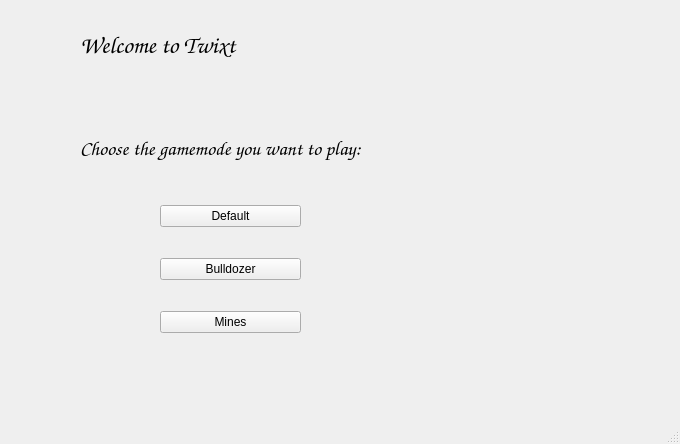
The window that Qt-ui/mainwindow.ui (onisimm/Cookie-Byte-10LF323) describes before a commit, drawn with Qt 5.
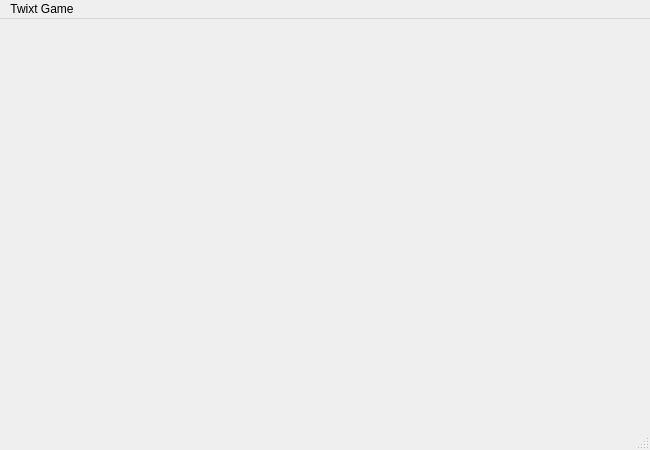
The same window after the commit.

Patch:
```diff
--- a/Qt-ui/mainwindow.ui
+++ b/Qt-ui/mainwindow.ui
@@ -6,97 +6,31 @@
    <rect>
     <x>0</x>
     <y>0</y>
-    <width>680</width>
-    <height>444</height>
+    <width>650</width>
+    <height>450</height>
    </rect>
   </property>
   <property name="windowTitle">
    <string>MainWindow</string>
   </property>
   <widget class="QWidget" name="centralwidget">
-   <widget class="QWidget" name="verticalLayoutWidget">
+   <widget class="QStackedWidget" name="stackedWidget">
     <property name="geometry">
      <rect>
-      <x>80</x>
-      <y>30</y>
-      <width>369</width>
-      <height>131</height>
+      <x>10</x>
+      <y>10</y>
+      <width>631</width>
+      <height>401</height>
      </rect>
     </property>
-    <layout class="QVBoxLayout" name="verticalLayout">
-     <item>
-      <widget class="QLabel" name="label">
-       <property name="font">
-        <font>
-         <family>Comic Sans MS</family>
-         <pointsize>18</pointsize>
-        </font>
-       </property>
-       <property name="text">
-        <string>Welcome to Twixt</string>
-       </property>
-      </widget>
-     </item>
-     <item>
-      <spacer name="verticalSpacer">
-       <property name="orientation">
-        <enum>Qt::Vertical</enum>
-       </property>
-       <property name="sizeHint" stdset="0">
-        <size>
-         <width>20</width>
-         <height>100</height>
-        </size>
-       </property>
-      </spacer>
-     </item>
-     <item>
-      <widget class="QLabel" name="label_2">
-       <property name="font">
-        <font>
-         <family>Comic Sans MS</family>
-         <pointsize>15</pointsize>
-        </font>
-       </property>
-       <property name="text">
-        <string>Choose the gamemode you want to play:</string>
-       </property>
-      </widget>
-     </item>
-    </layout>
-   </widget>
-   <widget class="QWidget" name="verticalLayoutWidget_2">
-    <property name="geometry">
-     <rect>
-      <x>160</x>
-      <y>180</y>
-      <width>141</width>
-      <height>181</height>
-     </rect>
+    <property name="minimumSize">
+     <size>
+      <width>400</width>
+      <height>400</height>
+     </size>
     </property>
-    <layout class="QVBoxLayout" name="verticalLayout_2">
-     <item>
-      <widget class="QPushButton" name="pushButton">
-       <property name="text">
-        <string>Default</string>
-       </property>
-      </widget>
-     </item>
-     <item>
-      <widget class="QPushButton" name="pushButton_3">
-       <property name="text">
-        <string>Bulldozer</string>
-       </property>
-      </widget>
-     </item>
-     <item>
-      <widget class="QPushButton" name="pushButton_2">
-       <property name="text">
-        <string>Mines</string>
-       </property>
-      </widget>
-     </item>
-    </layout>
+    <widget class="QWidget" name="page"/>
+    <widget class="QWidget" name="page_2"/>
    </widget>
   </widget>
   <widget class="QMenuBar" name="menubar">
@@ -104,10 +38,16 @@
     <rect>
      <x>0</x>
      <y>0</y>
-     <width>680</width>
-     <height>21</height>
+     <width>650</width>
+     <height>25</height>
     </rect>
    </property>
+   <widget class="QMenu" name="menutesttt">
+    <property name="title">
+     <string>Twixt Game</string>
+    </property>
+   </widget>
+   <addaction name="menutesttt"/>
   </widget>
   <widget class="QStatusBar" name="statusbar"/>
  </widget>
```
Left out of the diff: 24 changed lines with no effect on the pictures.
